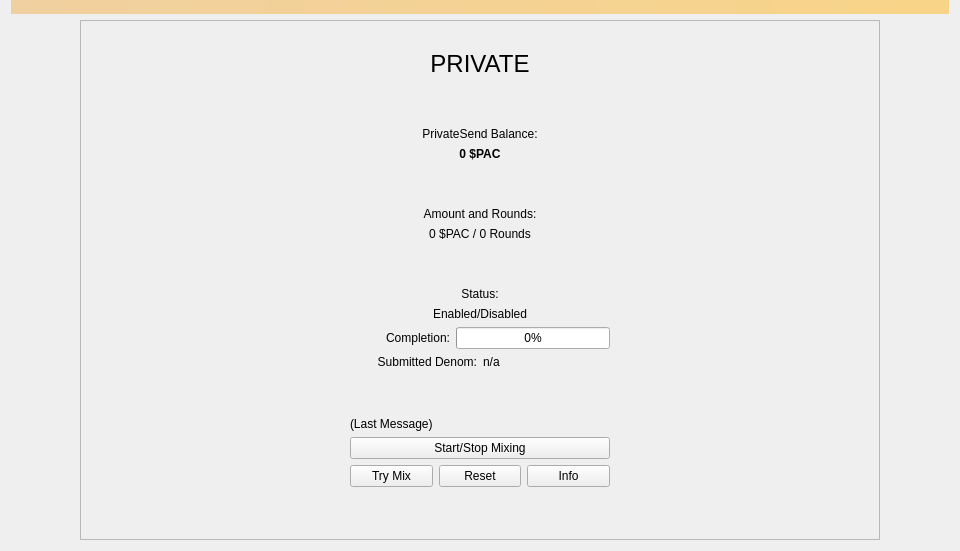
The window that src/qt/forms/privatepage.ui (PACCommunity/PAC) describes before a commit, drawn with Qt 5.
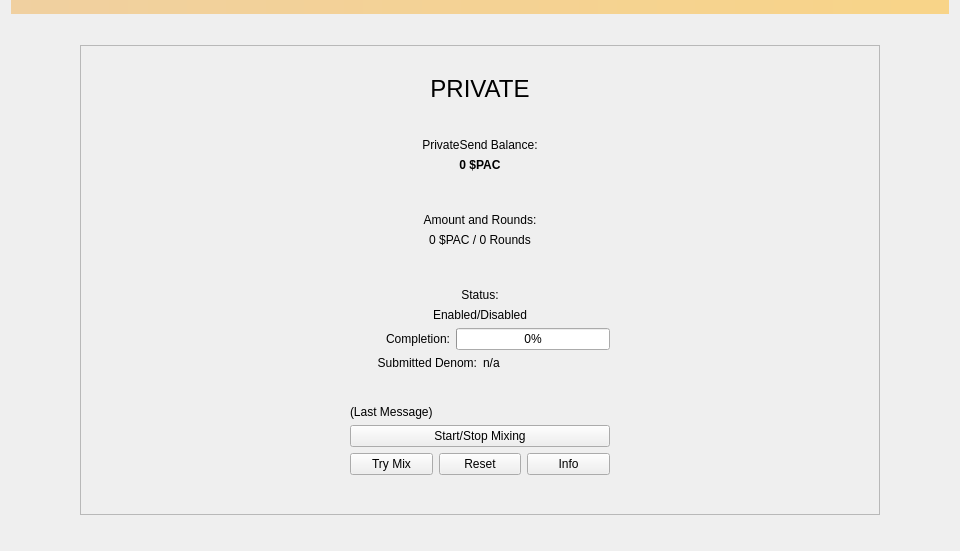
The same window after the commit.

Commit message: Private colors and shadow, send margin

Diff of the .ui file:
```diff
--- a/src/qt/forms/privatepage.ui
+++ b/src/qt/forms/privatepage.ui
@@ -65,6 +65,12 @@
      </item>
      <item>
       <layout class="QVBoxLayout" name="verticalLayout_2">
+       <property name="topMargin">
+        <number>25</number>
+       </property>
+       <property name="bottomMargin">
+        <number>25</number>
+       </property>
        <item>
         <widget class="QFrame" name="framePrivateSend">
          <property name="minimumSize">
```
The commit also changes 4 other files.
